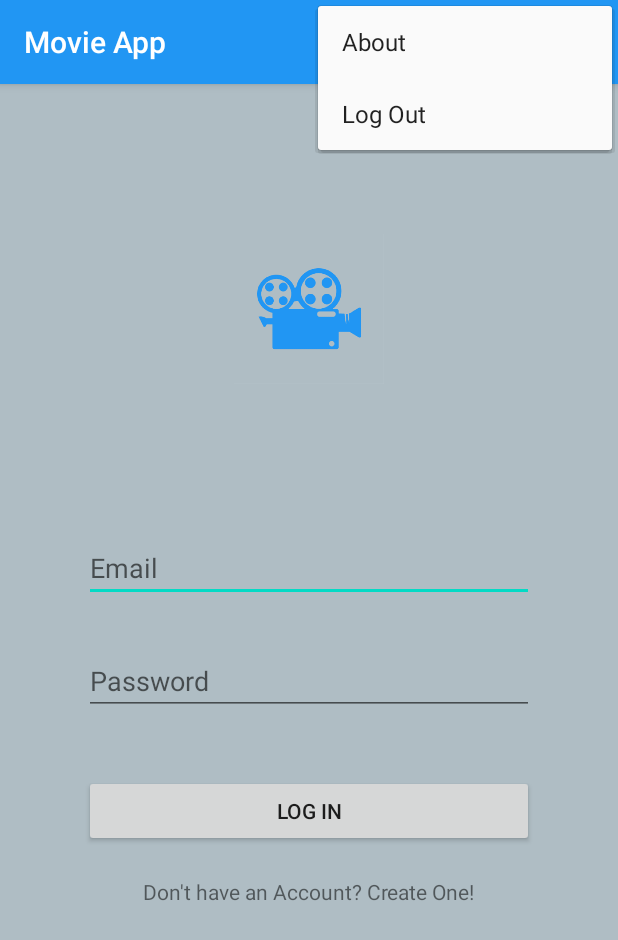
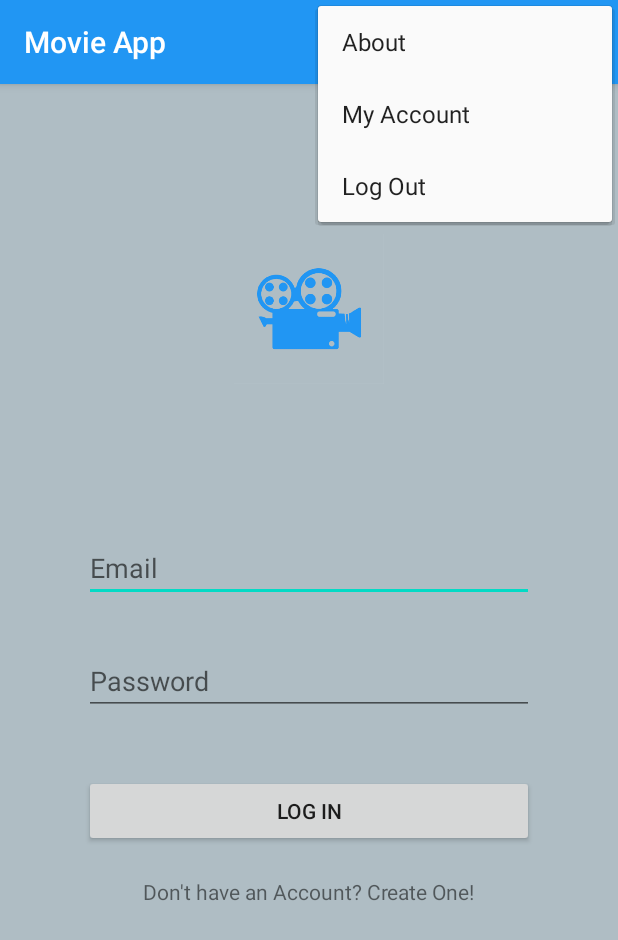
Before and after one commit to john-minney-iii/RW-BootCamp, an Android app: the screen it shows after launch (MainActivity), with the options menu open, on a phone screen of 412 x 824 dp. Shown: the top 940 px of the screen. Run offline under Robolectric (Android 15) with nearby library versions, the phone set to English and light mode, and no system bars.

Commit message:
Login Functionality

```diff
--- a/Week-5/MovieApp/app/build.gradle
+++ b/Week-5/MovieApp/app/build.gradle
@@ -43,10 +43,11 @@ dependencies {
     implementation "androidx.cardview:cardview:1.0.0"
     implementation 'com.google.android.material:material:1.1.0'
     implementation 'androidx.legacy:legacy-support-v4:1.0.0'
+    implementation 'androidx.preference:preference:1.1.1'
     testImplementation 'junit:junit:4.13'
     androidTestImplementation 'androidx.test.ext:junit:1.1.1'
     androidTestImplementation 'androidx.test.espresso:espresso-core:3.2.0'
-    implementation "androidx.navigation:navigation-fragment-ktx:2.1.0"
-    implementation "androidx.navigation:navigation-ui-ktx:2.1.0"
+    implementation "androidx.navigation:navigation-fragment-ktx:2.3.0"
+    implementation "androidx.navigation:navigation-ui-ktx:2.3.0"
 
 }
--- a/Week-5/MovieApp/app/src/main/java/com/minneydev/movieapp/MainActivity.kt
+++ b/Week-5/MovieApp/app/src/main/java/com/minneydev/movieapp/MainActivity.kt
@@ -6,13 +6,24 @@ import android.view.Menu
 import android.view.MenuItem
 import androidx.appcompat.app.AlertDialog
 import androidx.navigation.Navigation
+import com.minneydev.movieapp.data.User
+import com.minneydev.movieapp.manager.UserDataManager
 
 class MainActivity : AppCompatActivity() {
+
+    private lateinit var currentUser: User
+
+    val dataManager = UserDataManager(this)
 
     override fun onCreate(savedInstanceState: Bundle?) {
         super.onCreate(savedInstanceState)
         setContentView(R.layout.activity_main)
         Navigation.findNavController(this, R.id.nav_host_fragment)
+
+        dataManager.readUserData()?.let {
+            currentUser = it
+        }
+
     }
 
     override fun onCreateOptionsMenu(menu: Menu?): Boolean {
@@ -25,6 +36,7 @@ class MainActivity : AppCompatActivity() {
         when (item.itemId) {
             R.id.about -> { showInfo() }
             R.id.logOut -> { logOut() }
+            R.id.aboutAccount -> { showAccount() }
         }
 
         if (item.itemId == R.id.about) {
@@ -44,6 +56,16 @@ class MainActivity : AppCompatActivity() {
         println("Add Logout Later")
     }
 
+    private fun showAccount() {
+        val tempString = getString(R.string.account_message,
+            currentUser.email, currentUser.password
+        )
+        AlertDialog.Builder(this)
+            .setTitle(R.string.account_title)
+            .setMessage(tempString)
+            .create().show()
+    }
+
 
 
 }
--- /dev/null
+++ b/Week-5/MovieApp/app/src/main/java/com/minneydev/movieapp/data/User.kt
@@ -0,0 +1,5 @@
+package com.minneydev.movieapp.data
+
+class User(val email: String, val password: String, var isLoggedIn: Boolean = false) {
+
+}
--- a/Week-5/MovieApp/app/src/main/java/com/minneydev/movieapp/fragments/LogInFragment.kt
+++ b/Week-5/MovieApp/app/src/main/java/com/minneydev/movieapp/fragments/LogInFragment.kt
@@ -1,17 +1,25 @@
 package com.minneydev.movieapp.fragments
 
+import android.app.AlertDialog
+import android.content.Context
 import android.os.Bundle
+import android.util.Log
 import androidx.fragment.app.Fragment
 import android.view.LayoutInflater
 import android.view.View
 import android.view.ViewGroup
+import androidx.navigation.Navigation
 import com.minneydev.movieapp.R
+import com.minneydev.movieapp.manager.UserDataManager
+import kotlinx.android.synthetic.main.fragment_log_in.*
 
 class LogInFragment : Fragment() {
 
+    private lateinit var userDataManager: UserDataManager
 
     override fun onCreate(savedInstanceState: Bundle?) {
         super.onCreate(savedInstanceState)
+        Log.d("CREATE", "$savedInstanceState")
 
     }
 
@@ -23,9 +31,62 @@ class LogInFragment : Fragment() {
         return inflater.inflate(R.layout.fragment_log_in, container, false)
     }
 
+    override fun onViewCreated(view: View, savedInstanceState: Bundle?) {
+        super.onViewCreated(view, savedInstanceState)
+
+        userDataManager.readUserData()?.let {
+            if (it.isLoggedIn) goToMainScreen()
+        }
+
+        loginBtn.setOnClickListener {
+            validateLogin()
+        }
+    }
+
+    override fun onAttach(context: Context) {
+        super.onAttach(context)
+        userDataManager = UserDataManager(context)
+
+    }
+
     companion object {
-
-        fun newInstance(param1: String, param2: String) =
+        fun newInstance() =
             LogInFragment().apply {}
     }
+
+    private fun validateLogin() {
+        val email = emailEditText.text.toString()
+        val password = passwordEditText.text.toString()
+        if (email.length > 9 && password.length > 3) { pass(email, password) }
+        else { fail() }
+    }
+
+    private fun pass(email: String, password: String) {
+        Log.d("SAVE", "Pass with $email and $password")
+        saveUser(email, password, true)
+        goToMainScreen()
+    }
+
+    private fun fail() {
+        activity?.let {
+            AlertDialog.Builder(it)
+                .setTitle(R.string.failed_login_title)
+                .setMessage(R.string.failed_login_message)
+                .show()
+        }
+        emailEditText.text.clear()
+        passwordEditText.text.clear()
+    }
+
+    private fun goToMainScreen() {
+        view?.let {
+            Navigation.findNavController(it).navigate(R.id.action_logInFragment_to_movieFragment)
+        }
+    }
+
+    private fun saveUser(email: String, password: String, isLoggedIn: Boolean) {
+        userDataManager.saveUserData(email, password, isLoggedIn)
+    }
+
+
 }
--- /dev/null
+++ b/Week-5/MovieApp/app/src/main/java/com/minneydev/movieapp/manager/UserDataManager.kt
@@ -0,0 +1,36 @@
+package com.minneydev.movieapp.manager
+
+import android.content.Context
+import android.util.Log
+import androidx.preference.PreferenceManager
+import com.minneydev.movieapp.data.User
+
+class UserDataManager(private val context: Context) {
+
+    fun saveUserData(email: String, password: String, isLoggedIn: Boolean) {
+        val sharedPrefs =
+            PreferenceManager.getDefaultSharedPreferences(context).edit()
+        sharedPrefs.putString("email", email)
+        sharedPrefs.putString("password", password)
+        sharedPrefs.putBoolean("isLoggedIn", isLoggedIn)
+        sharedPrefs.apply()
+        Log.d("SAVE", "$email saved")
+
+    }
+
+    fun readUserData(): User? {
+        val sharedPrefs =
+            PreferenceManager.getDefaultSharedPreferences(context)
+        val contents = sharedPrefs.all
+        return contents["isLoggedIn"]?.let {
+            User(email = contents["email"].toString(),
+                password = contents["password"].toString(),
+                isLoggedIn = it as Boolean
+            )
+        }
+    }
+
+    fun deleteUserData() {
+        TODO("Implement Later")
+    }
+}
--- a/Week-5/MovieApp/app/src/main/res/layout/fragment_log_in.xml
+++ b/Week-5/MovieApp/app/src/main/res/layout/fragment_log_in.xml
@@ -28,7 +28,8 @@
         android:layout_marginTop="@dimen/email_edit_text_top_margin"
         android:ems="10"
         android:hint="@string/email"
-        android:inputType="textEmailAddress" />
+        android:inputType="textEmailAddress"
+        android:autofillHints="" />
 
     <EditText
         android:id="@+id/passwordEditText"
@@ -38,7 +39,8 @@
         android:layout_marginTop="@dimen/pswd_edit_text_top_margin"
         android:ems="10"
         android:hint="@string/password"
-        android:inputType="textPassword" />
+        android:inputType="textPassword"
+        android:importantForAutofill="no" />
 
     <Button
         android:id="@+id/loginBtn"
@@ -55,6 +57,7 @@
         android:layout_gravity="center_horizontal"
         android:layout_marginTop="@dimen/reg_text_view_top_margin"
         android:clickable="true"
-        android:text="@string/register_text_view" />
+        android:text="@string/register_text_view"
+        android:focusable="true" />
 
 </LinearLayout>
--- a/Week-5/MovieApp/app/src/main/res/menu/app_menu.xml
+++ b/Week-5/MovieApp/app/src/main/res/menu/app_menu.xml
@@ -7,6 +7,9 @@
         android:title="@string/about"
         android:visible="true" />
     <item
+        android:id="@+id/aboutAccount"
+        android:title="@string/about_account" />
+    <item
         android:id="@+id/logOut"
         android:title="@string/log_out"
         app:showAsAction="never" />
--- a/Week-5/MovieApp/app/src/main/res/navigation/nav_graph.xml
+++ b/Week-5/MovieApp/app/src/main/res/navigation/nav_graph.xml
@@ -25,5 +25,9 @@
         android:id="@+id/logInFragment"
         android:name="com.minneydev.movieapp.fragments.LogInFragment"
         android:label="fragment_log_in"
-        tools:layout="@layout/fragment_log_in" />
+        tools:layout="@layout/fragment_log_in" >
+        <action
+            android:id="@+id/action_logInFragment_to_movieFragment"
+            app:destination="@id/movieFragment" />
+    </fragment>
 </navigation>
--- a/Week-5/MovieApp/app/src/main/res/values/dimens.xml
+++ b/Week-5/MovieApp/app/src/main/res/values/dimens.xml
@@ -19,7 +19,7 @@
     <dimen name="card_r">15dp</dimen>
     <dimen name="card_main_r">10dp</dimen>
 
-    <!-- Login Screen -->
+    <!-- Login Screen Port -->
     <dimen name="logo_size">100dp</dimen>
     <dimen name="logo_top_margin">100dp</dimen>
 
@@ -31,4 +31,5 @@
 
     <dimen name="reg_text_view_top_margin">20dp</dimen>
 
+
 </resources>
--- a/Week-5/MovieApp/app/src/main/res/values/strings.xml
+++ b/Week-5/MovieApp/app/src/main/res/values/strings.xml
@@ -5,6 +5,9 @@
     <string name="title_activity_detail">DetailActivity</string>
     <string name="about">About</string>
     <string name="log_out">Log Out</string>
+    <string name="about_account">My Account</string>
+    <string name="account_title">Your Account</string>
+    <string name="account_message">Email: %s, Password: %s</string>
 
     <string name="banner_descrip">Movie Banner</string>
 
@@ -12,8 +15,6 @@
 
     <string name="alert_title">Movie App</string>
     <string name="alert_message">Created by John Minney III</string>
-    <!-- TODO: Remove or change this placeholder text -->
-    <string name="hello_blank_fragment">Hello blank fragment</string>
 
     <!-- Login Screen -->
 
@@ -22,4 +23,8 @@
     <string name="login">Log In</string>
     <string name="register_text_view">Don\'t have an Account? Create One!</string>
 
+    <string name="failed_login_title">Failed Login</string>
+    <string name="failed_login_message">Email or Password Doesn\'t Meet Standards.
+                                        Please Try Again</string>
+
 </resources>
```
Also changed, not shown: 1 other file.
